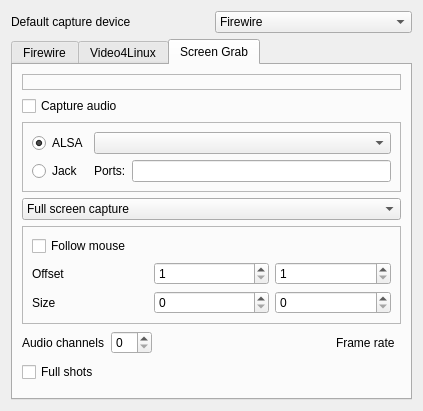
Before: the Qt Designer form src/widgets/configcapture_ui.ui in KDE/kdenlive, drawn with Qt 5.
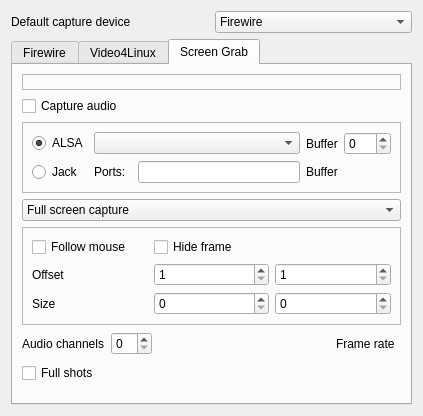
After: the same form once the commit is applied. The open tabs and pages were chosen to show the change. Custom widgets are drawn as their Qt base class.

Commit message: Update the recordmydesktop config options

```diff
--- a/src/widgets/configcapture_ui.ui
+++ b/src/widgets/configcapture_ui.ui
@@ -6,7 +6,7 @@
     <x>0</x>
     <y>0</y>
     <width>409</width>
-    <height>411</height>
+    <height>416</height>
    </rect>
   </property>
   <layout class="QGridLayout" name="gridLayout_6" >
@@ -420,6 +420,9 @@
             </property>
            </widget>
           </item>
+          <item row="0" column="1" colspan="3" >
+           <widget class="KComboBox" name="kcfg_rmd_alsa_device" />
+          </item>
           <item row="1" column="0" >
            <widget class="QRadioButton" name="kcfg_rmd_use_jack" >
             <property name="text" >
@@ -427,12 +430,6 @@
             </property>
            </widget>
           </item>
-          <item row="0" column="1" colspan="2" >
-           <widget class="KComboBox" name="kcfg_rmd_alsa_device" />
-          </item>
-          <item row="1" column="2" >
-           <widget class="KLineEdit" name="kcfg_rmd_jackports" />
-          </item>
           <item row="1" column="1" >
            <widget class="QLabel" name="label_10" >
             <property name="text" >
@@ -440,6 +437,33 @@
             </property>
            </widget>
           </item>
+          <item row="1" column="3" >
+           <widget class="KLineEdit" name="kcfg_rmd_jackports" />
+          </item>
+          <item row="1" column="4" >
+           <widget class="QLabel" name="label_21" >
+            <property name="text" >
+             <string>Buffer</string>
+            </property>
+           </widget>
+          </item>
+          <item row="1" column="5" >
+           <widget class="KDoubleNumInput" name="kcfg_rmd_jack_buffer" />
+          </item>
+          <item row="0" column="5" >
+           <widget class="KIntSpinBox" name="kcfg_rmd_alsa_buffer" >
+            <property name="maximum" >
+             <number>999</number>
+            </property>
+           </widget>
+          </item>
+          <item row="0" column="4" >
+           <widget class="QLabel" name="label_17" >
+            <property name="text" >
+             <string>Buffer</string>
+            </property>
+           </widget>
+          </item>
          </layout>
         </widget>
        </item>
@@ -521,6 +545,13 @@
             </property>
            </widget>
           </item>
+          <item row="0" column="1" >
+           <widget class="QCheckBox" name="kcfg_rmd_hide_frame" >
+            <property name="text" >
+             <string>Hide frame</string>
+            </property>
+           </widget>
+          </item>
          </layout>
         </widget>
        </item>
```
Left out of the diff: 34 changed lines with no effect on the pictures. The commit also changes 2 other files.
